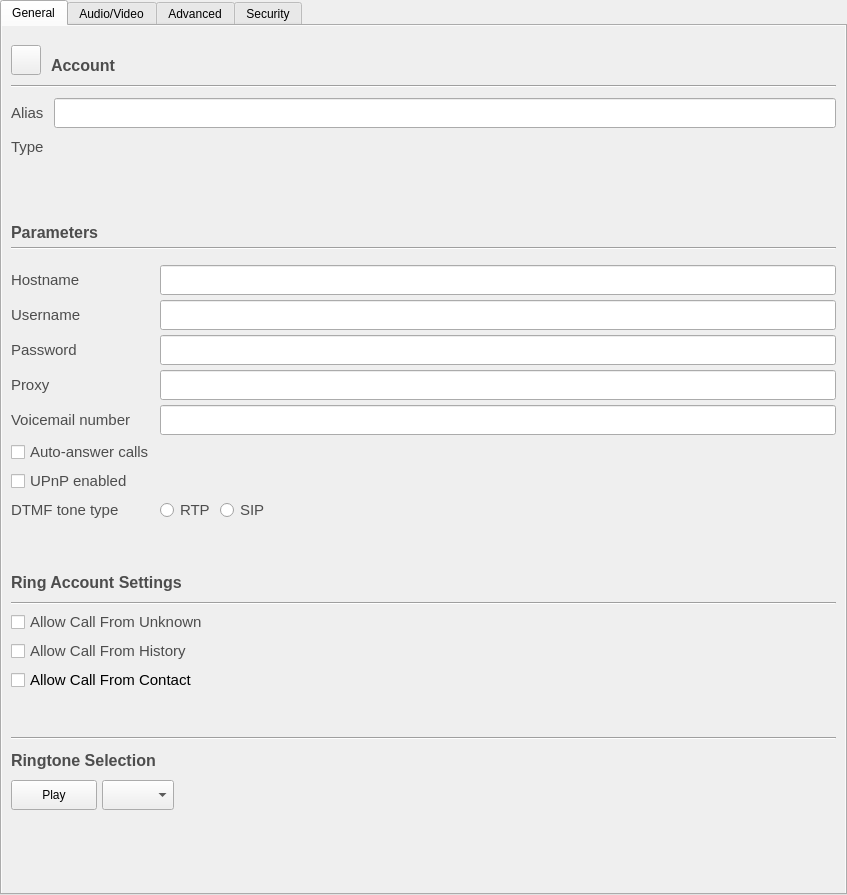
First picture: the form in accountdetails.ui, repository savoirfairelinux/jami-client-windows, before the edit.
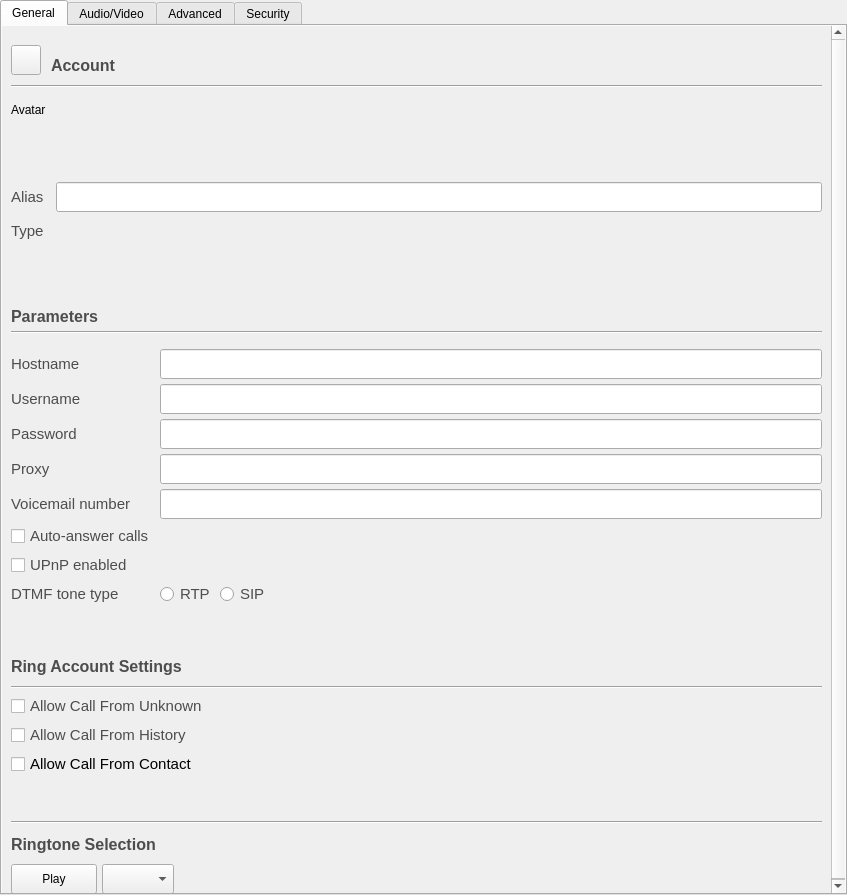
Second picture: the form after the edit. Icons and pictures are not drawn. Custom widgets are drawn as their Qt base class.

Commit message:
Allow user to take or choose a photo as their avatar
Tuleap: #531

```diff
--- a/accountdetails.ui
+++ b/accountdetails.ui
@@ -91,8 +91,8 @@
            <rect>
             <x>0</x>
             <y>0</y>
-            <width>843</width>
-            <height>859</height>
+            <width>830</width>
+            <height>925</height>
            </rect>
           </property>
           <layout class="QVBoxLayout" name="verticalLayout_12">
@@ -190,7 +190,7 @@
                <property name="verticalSpacing">
                 <number>10</number>
                </property>
-               <item row="0" column="0">
+               <item row="2" column="0">
                 <widget class="QLabel" name="aliasLabel">
                  <property name="font">
                   <font>
@@ -208,7 +208,7 @@
                  </property>
                 </widget>
                </item>
-               <item row="0" column="1">
+               <item row="2" column="1">
                 <widget class="QLineEdit" name="lrcfg_alias">
                  <property name="sizePolicy">
                   <sizepolicy hsizetype="MinimumExpanding" vsizetype="Fixed">
@@ -224,7 +224,7 @@
                  </property>
                 </widget>
                </item>
-               <item row="1" column="0">
+               <item row="3" column="0">
                 <widget class="QLabel" name="typeLabel">
                  <property name="font">
                   <font>
@@ -239,7 +239,7 @@
                  </property>
                 </widget>
                </item>
-               <item row="1" column="1">
+               <item row="3" column="1">
                 <widget class="QLabel" name="typeValueLabel">
                  <property name="sizePolicy">
                   <sizepolicy hsizetype="MinimumExpanding" vsizetype="Preferred">
@@ -252,6 +252,57 @@
                  </property>
                 </widget>
                </item>
+               <item row="0" column="0">
+                <widget class="QLabel" name="label_18">
+                 <property name="text">
+                  <string>Avatar</string>
+                 </property>
+                </widget>
+               </item>
+               <item row="0" column="1">
+                <widget class="QPushButton" name="avatarButton">
+                 <property name="sizePolicy">
+                  <sizepolicy hsizetype="Fixed" vsizetype="Fixed">
+                   <horstretch>0</horstretch>
+                   <verstretch>0</verstretch>
+                  </sizepolicy>
+                 </property>
+                 <property name="minimumSize">
+                  <size>
+                   <width>74</width>
+                   <height>74</height>
+                  </size>
+                 </property>
+                 <property name="maximumSize">
+                  <size>
+                   <width>74</width>
+                   <height>74</height>
+                  </size>
+                 </property>
+                 <property name="text">
+                  <string/>
+                 </property>
+                 <property name="icon">
+                  <iconset resource="ressources.qrc">
+                   <normaloff>:/images/user/btn-default-userpic.svg</normaloff>:/images/user/btn-default-userpic.svg</iconset>
+                 </property>
+                 <property name="iconSize">
+                  <size>
+                   <width>74</width>
+                   <height>74</height>
+                  </size>
+                 </property>
+                 <property name="autoDefault">
+                  <bool>false</bool>
+                 </property>
+                 <property name="default">
+                  <bool>false</bool>
+                 </property>
+                 <property name="flat">
+                  <bool>true</bool>
+                 </property>
+                </widget>
+               </item>
               </layout>
              </item>
             </layout>
```
Left out of the diff: 8 changed lines with no effect on the pictures. The commit also changes 20 other files.
